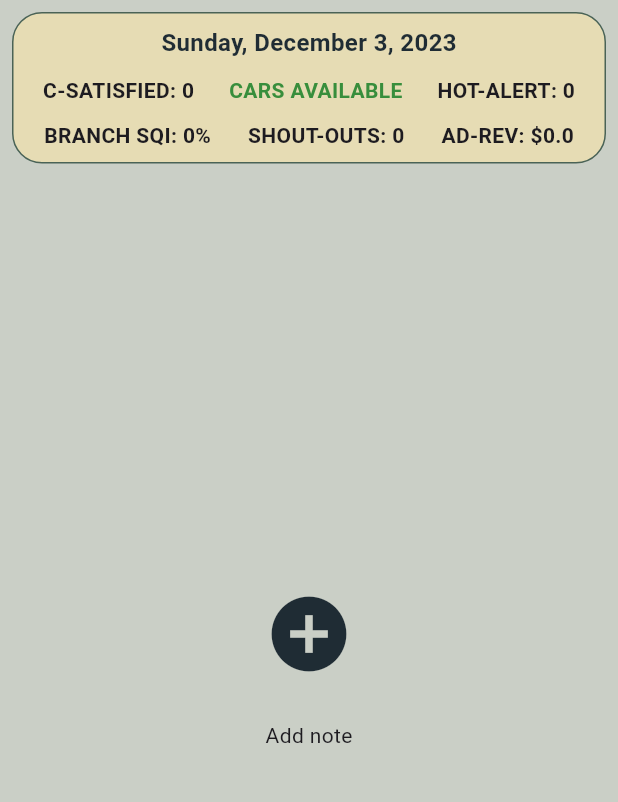
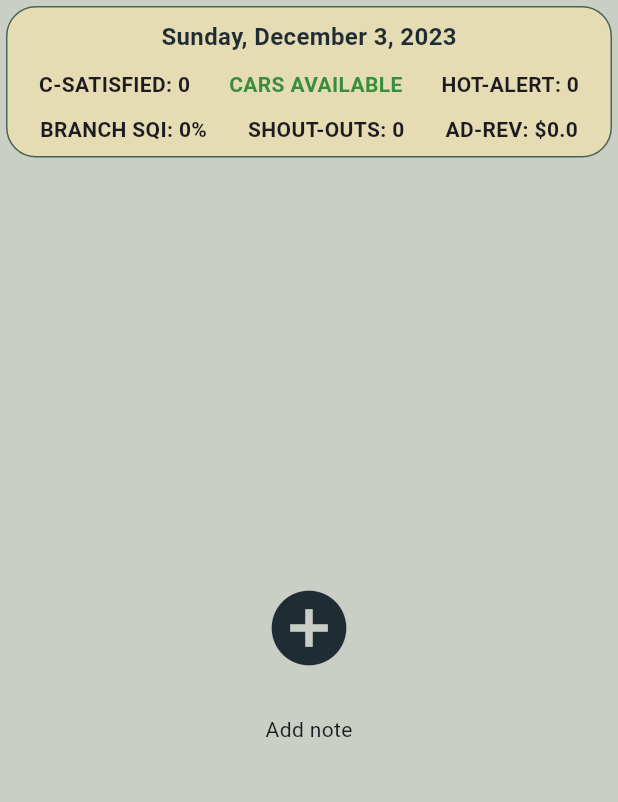
Before and after one commit to blacknight9/ToDo, a Flutter app: the screen it shows after launch, on a phone screen of 412 x 824 dp, the part 84-886 px from its top. Run offline on Flutter 3.47's test engine with Material 3 defaults, Android fonts, the phone set to English and light mode, and no system bars; our stand-ins replace calendar_view, cloud_firestore, firebase_core, firebase_storage, fluttertoast, get and 3 more; accounts and stored records are empty.

Commit message:
working on ui and home panel

```diff
--- a/lib/views/Home/HomePanel.dart
+++ b/lib/views/Home/HomePanel.dart
@@ -21,7 +21,7 @@ class HomePanel extends StatelessWidget {
 
     DateTime dateTime = DateTime.now().toLocal();
     return Padding(
-      padding: const EdgeInsets.all(8.0),
+      padding: const EdgeInsets.all(4.0),
       child: ResponsiveMaxWidthContainer(
         child: GestureDetector(
           onTap: () {
--- a/lib/views/Home/NotesPage.dart
+++ b/lib/views/Home/NotesPage.dart
@@ -18,7 +18,7 @@ class NotesPage extends StatelessWidget {
     HomeController homeController = Get.put(HomeController());
 
     return Padding(
-      padding: const EdgeInsets.all(8.0),
+      padding: const EdgeInsets.all(4.0),
       child: StreamBuilder<QuerySnapshot>(
         stream: FirebaseFirestore.instance
             .collection('notes')
```
Also changed, not shown: firebase.json, 1 other file.
